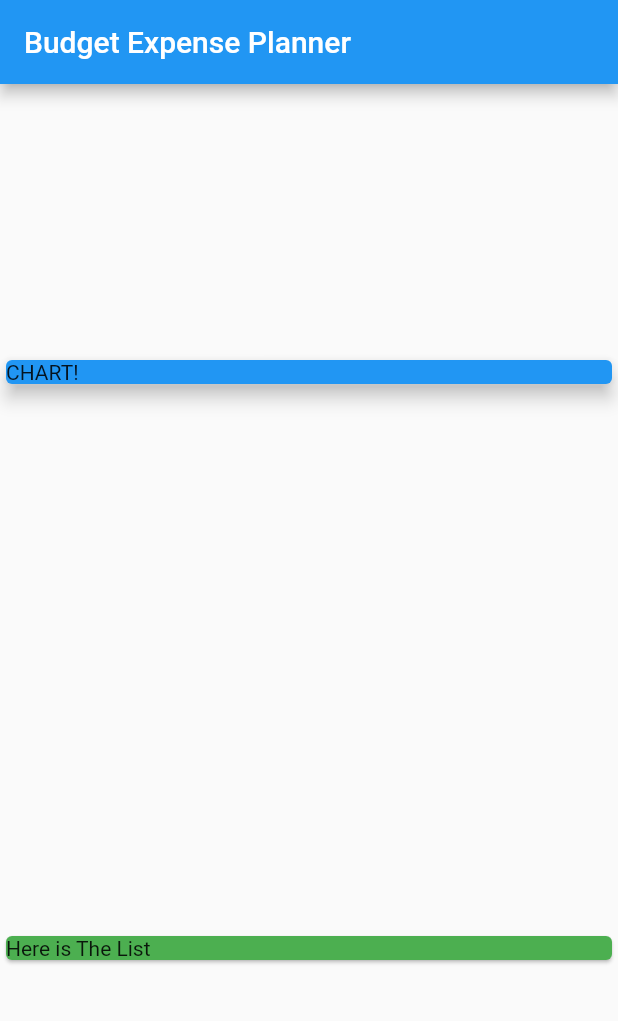
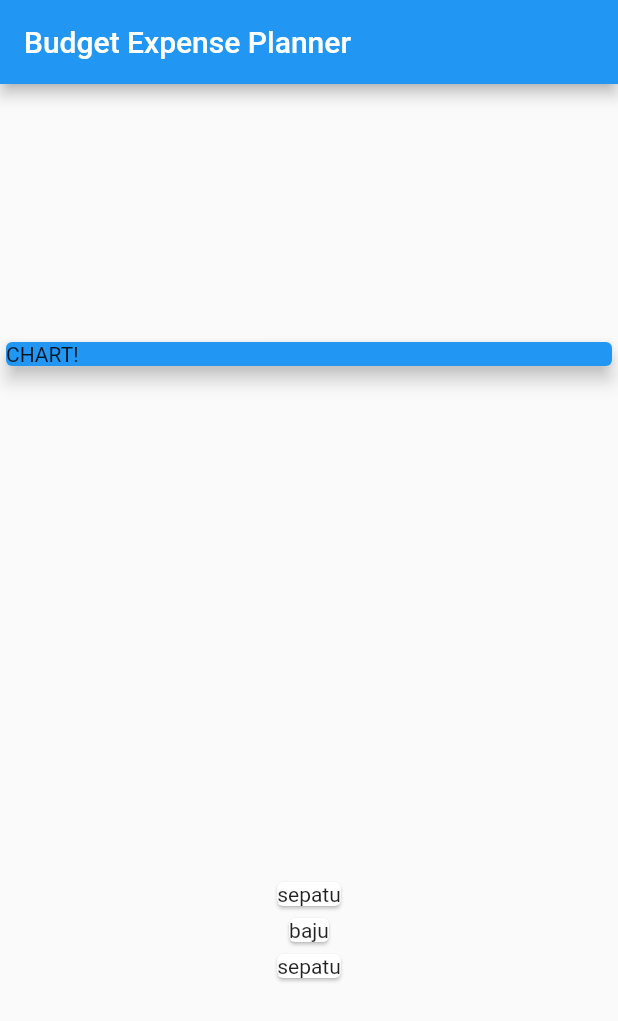
Before and after one commit to EmpalGentong/Expense-Planner_Flutter-Mobile, a Flutter app: the screen it shows after launch, on a phone screen of 412 x 824 dp. Shown: the top 1021 px of the screen. Run offline on Flutter 3.47's test engine with Material 2 defaults, Android fonts, the phone set to English and light mode, and no system bars.

Commit message:
add transactions Text column widget

```diff
--- a/lib/main.dart
+++ b/lib/main.dart
@@ -55,9 +55,10 @@ class _MyHomePageState extends State<MyHomePage> {
             // ignore: prefer_const_constructors, sized_box_for_whitespace
             child: Text('CHART!'),
           ),
-          Card(
-            color: Colors.green,
-            child: Text('Here is The List'),
+          Column(
+            children: transactions.map((tx) {
+              return Card(child: Text(tx.title));
+            }).toList(),
           )
         ],
       ),
```
